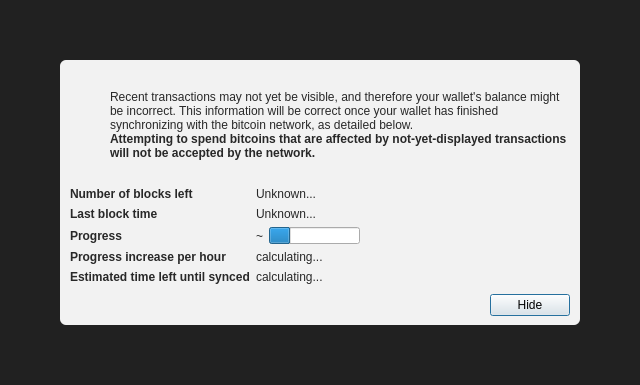
Old version of the form src/qt/forms/modaloverlay.ui in the repository DeFiCh/ain.
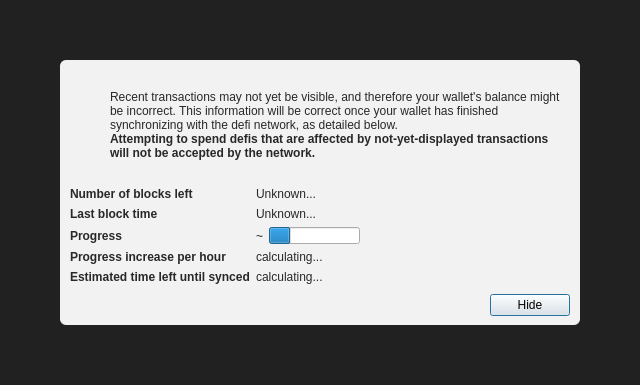
New version of the form. Icons and pictures are not drawn. Custom widgets are drawn as their Qt base class.

What changed in the file:
```diff
--- a/src/qt/forms/modaloverlay.ui
+++ b/src/qt/forms/modaloverlay.ui
@@ -130,7 +130,7 @@
              <item>
               <widget class="QLabel" name="infoText">
                <property name="text">
-                <string>Recent transactions may not yet be visible, and therefore your wallet's balance might be incorrect. This information will be correct once your wallet has finished synchronizing with the bitcoin network, as detailed below.</string>
+                <string>Recent transactions may not yet be visible, and therefore your wallet's balance might be incorrect. This information will be correct once your wallet has finished synchronizing with the defi network, as detailed below.</string>
                </property>
                <property name="textFormat">
                 <enum>Qt::RichText</enum>
@@ -149,7 +149,7 @@
                 </font>
                </property>
                <property name="text">
-                <string>Attempting to spend bitcoins that are affected by not-yet-displayed transactions will not be accepted by the network.</string>
+                <string>Attempting to spend defis that are affected by not-yet-displayed transactions will not be accepted by the network.</string>
                </property>
                <property name="textFormat">
                 <enum>Qt::RichText</enum>
```
